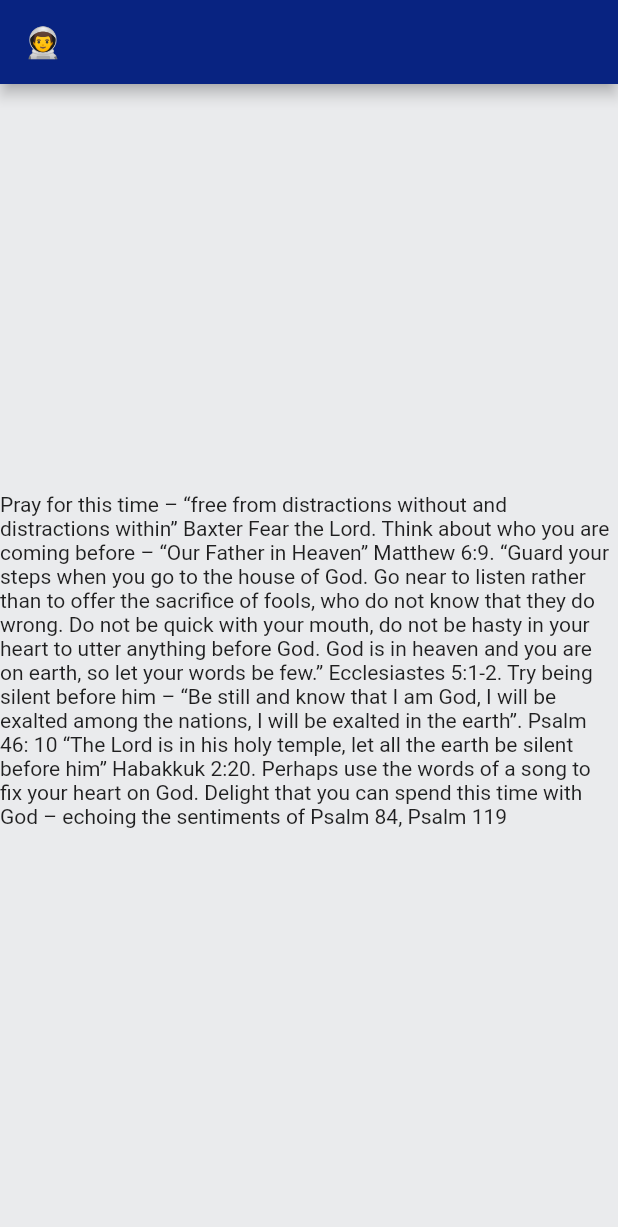
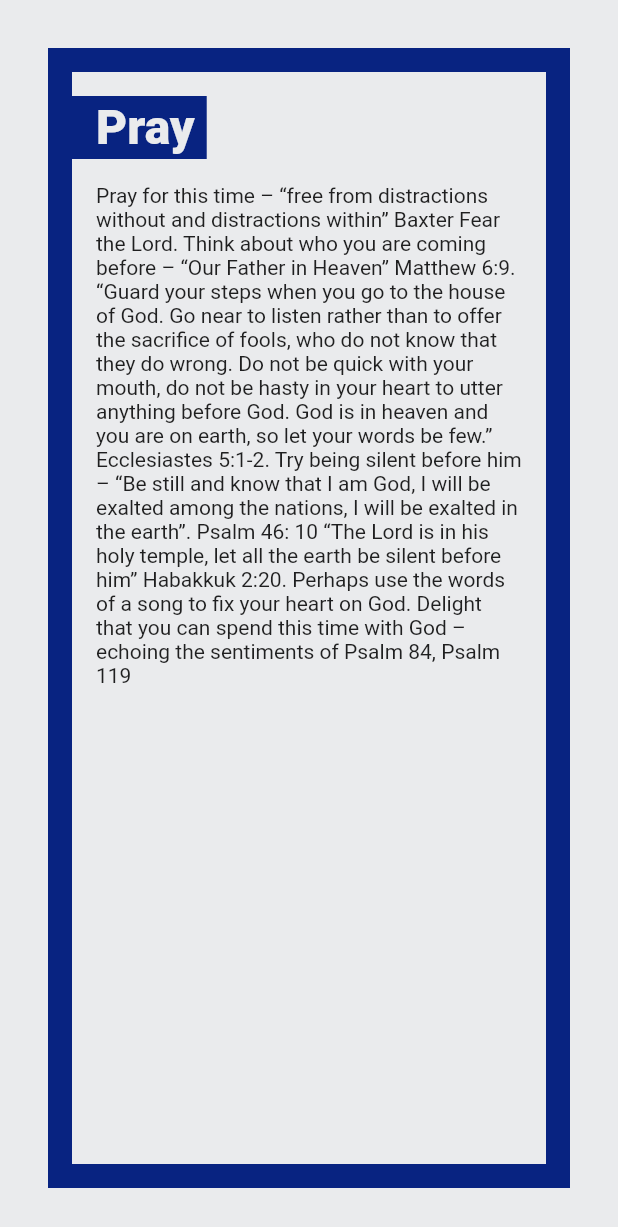
Before and after one commit to theglobechurch/pray-for-an-hour, a Flutter app: the PrayerScreen screen opened directly, on a phone screen of 412 x 824 dp. Shown: the top 1227 px of the screen. Run offline on Flutter 3.47's test engine with Material 2 defaults, Android fonts, the phone set to English and light mode, and no system bars.

Commit message:
Style prayer and end screens

```diff
--- a/assets/data/dev.json
+++ b/assets/data/dev.json
@@ -1,10 +1,10 @@
 [
   {
-    "name": "👨‍🚀",
+    "name": "‍Pray",
     "body": "Pray for this time – “free from distractions without and distractions within” Baxter Fear the Lord. Think about who you are coming before – “Our Father in Heaven” Matthew 6:9. “Guard your steps when you go to the house of God. Go near to listen rather than to offer the sacrifice of fools, who do not know that they do wrong. Do not be quick with your mouth, do not be hasty in your heart to utter anything before God. God is in heaven and you are on earth, so let your words be few.” Ecclesiastes 5:1-2. Try being silent before him – “Be still and know that I am God, I will be exalted among the nations, I will be exalted in the earth”. Psalm 46: 10 “The Lord is in his holy temple, let all the earth be silent before him” Habakkuk 2:20. Perhaps use the words of a song to fix your heart on God. Delight that you can spend this time with God – echoing the sentiments of Psalm 84, Psalm 119"
   },
   {
-    "name": "🚀",
+    "name": "Call",
     "body": "Call out for insight as you open His word. Remember these are God’s words, only he can give understanding, we cannot work it out by our own methods. Take a moment to consider who the passage is written to – God’s people, the nations, a church an individual? Put yourself in their shoes and try to hear it as they would have heard it, how they would have felt as they read it - what might have been surprising, shocking, challenging or encouraging for them. (You may need to look at the start of the Bible book to find who it was written from and to, or look up the book on thebibleproject.com if you are stuck) Read passage out loud and slowly, noticing each word. Write down the shocking things. Note any repetition. What was the main point for those it was written to?"
   }
 ]
--- a/lib/prayer_widget.dart
+++ b/lib/prayer_widget.dart
@@ -2,6 +2,7 @@ import 'package:flutter/material.dart';
 import 'dart:async';
 import 'package:pray_for_an_hour/services/prayer_services.dart';
 import 'package:pray_for_an_hour/endcard_widget.dart';
+import 'package:pray_for_an_hour/colours.dart';
 
 class PrayerScreen extends StatefulWidget {
   @override
@@ -50,19 +51,46 @@ class _PrayerScreenState extends State<PrayerScreen> {
 
   @override
   Widget build(BuildContext context) {
-    return FutureBuilder<dynamic>(
+
+    Widget title = FutureBuilder<dynamic>(
       future: _prayerData,
       builder: (context, snapshot) {
         if (snapshot.hasData) {
-          return Scaffold(
-            appBar: AppBar(
-              title: Text(snapshot.data.prayers[_i].name),
-              automaticallyImplyLeading: false,
+          return Container(
+            child: Container (
+              child: Text(
+                snapshot.data.prayers[_i].name,
+                style: TextStyle(
+                  fontSize: 32.0,
+                  fontWeight: FontWeight.w800,
+                  color: kSurface,
                 ),
-            body: Center(
-              child: Text(snapshot.data.prayers[_i].body),
               ),
-            floatingActionButton: _moveOn ? FloatingActionButton(
+              color: kPrimaryBlue,
+              padding: EdgeInsets.fromLTRB(16.0, 2.0, 8.0, 2.0),
+            ),
+            padding: EdgeInsets.only(top: 16.0),
+            alignment: Alignment(-1, 0),
+          );
+        }
+      }
+    );
+
+    Widget body = FutureBuilder<dynamic>(
+      future: _prayerData,
+      builder: (context, snapshot) {
+        if (snapshot.hasData) {
+          return Container(
+            child: Text(
+              snapshot.data.prayers[_i].body
+            ),
+            padding: EdgeInsets.all(16.0),
+          );
+        }
+      }
+    );
+
+    Widget btnAdvance = FloatingActionButton(
       onPressed: !_moveOn ? null : () {
         if (_i >= maxValue) {
           Navigator.push(
@@ -74,14 +102,38 @@ class _PrayerScreenState extends State<PrayerScreen> {
         }
       },
       child: new Icon(Icons.navigate_next)
-            ) : null
+    );
+
+    Widget loadedBody = Container(
+      child: Container (
+        child: Column(
+          children:[
+            title,
+            body
+          ]
+        ),
+        decoration: BoxDecoration(
+          border: Border.all(
+            color: kPrimaryBlue,
+            width: 16.0,
+          ),
+        ),
+        alignment: Alignment(0, 0),
+      ),
+      padding: EdgeInsets.all(32.0),
+      alignment: Alignment(0, 0),
+    );
+
+    return FutureBuilder<dynamic>(
+      future: _prayerData,
+      builder: (context, snapshot) {
+        if (snapshot.hasData) {
+          return Scaffold(
+            body: loadedBody,
+            floatingActionButton: _moveOn ? btnAdvance : null
           );
         } else {
           return Scaffold(
-            appBar: AppBar(
-              title: Text("Loading…"),
-              automaticallyImplyLeading: false,
-            ),
             body: Center(
               child: CircularProgressIndicator(),
             ),
@@ -89,39 +141,5 @@ class _PrayerScreenState extends State<PrayerScreen> {
         }
       }
     );
-
-    // return Scaffold(
-    //   appBar: AppBar(
-    //     title: Text("Prayer…"),
-    //     automaticallyImplyLeading: false,
-    //   ),
-    //   body: Center(
-    //     child: FutureBuilder<dynamic>(
-    //       future: _prayerData,
-    //       builder: (context, snapshot) {
-    //         if (snapshot.hasData) {
-    //           maxValue = snapshot.data.prayers.length - 1;
-    //           return Text(
-    //               '${snapshot.data.prayers[_i].name}: ${snapshot.data.prayers[_i].body}');
-    //         } else {
-    //           return CircularProgressIndicator();
-    //         }
-    //       }
-    //     ),
-    //   ),
-    //   floatingActionButton: _moveOn ? FloatingActionButton(
-    //     onPressed: !_moveOn ? null : () {
-    //       if (_i >= maxValue) {
-    //         Navigator.push(
-    //           context,
-    //           MaterialPageRoute(builder: (context) => EndCardScreen()),
-    //         );
-    //       } else {
-    //         _nextScreen();
-    //       }
-    //     },
-    //     child: new Icon(Icons.navigate_next)
-    //   ) : null
-    // );
   }
 }
```
Also changed, not shown: lib/endcard_widget.dart (+62 -9 lines). Lines whose indentation alone changed are shown as unchanged.
